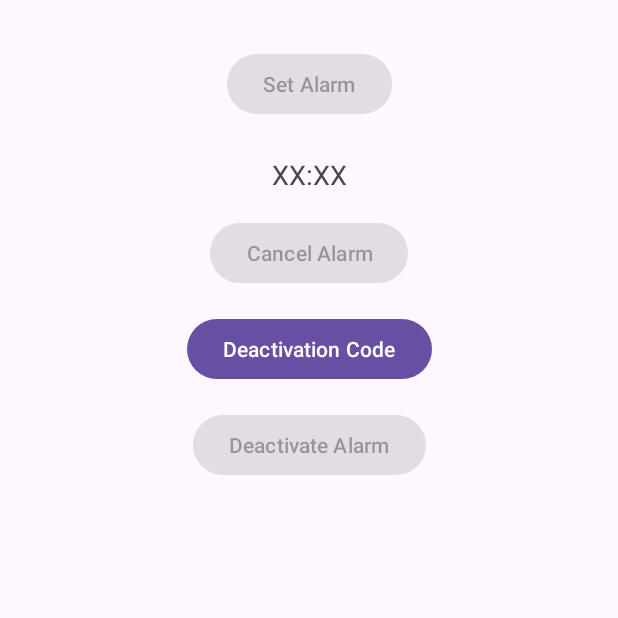
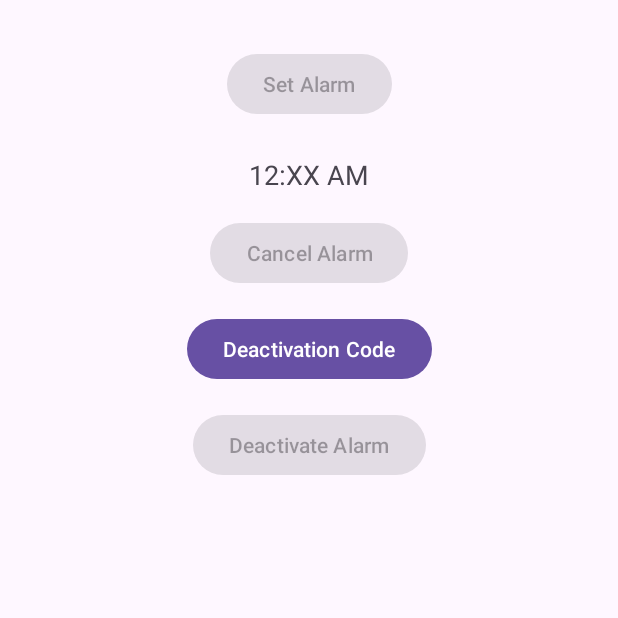
Before and after one commit to Pseudophobi4/getmeup-android, an Android app: the screen it shows after launch (MainActivity), on a phone screen of 412 x 824 dp, the top half of it. Run offline under Robolectric (Android 15) with nearby library versions, the phone set to English and light mode, and no system bars; 1 statement that could not run was skipped.

Commit message:
Fixed time formatting

```diff
--- a/GetMeUp/app/src/main/java/com/example/getmeup/MainActivity.kt
+++ b/GetMeUp/app/src/main/java/com/example/getmeup/MainActivity.kt
@@ -14,6 +14,7 @@ import androidx.activity.result.ActivityResultLauncher
 import androidx.activity.result.contract.ActivityResultContracts
 import androidx.appcompat.app.AppCompatActivity
 import androidx.localbroadcastmanager.content.LocalBroadcastManager
+import java.util.Locale
 
 class MainActivity : AppCompatActivity() {
 
@@ -52,8 +53,9 @@ class MainActivity : AppCompatActivity() {
         tvAlarmTime = findViewById(R.id.tv_alarm_time)
 
         val sharedPreferences = getSharedPreferences("alarm_prefs", Context.MODE_PRIVATE)
-        val savedTime = sharedPreferences.getString("alarm_time", "XX:XX")
-        tvAlarmTime.text = savedTime
+        val savedTime = sharedPreferences.getString("alarm_time", "OFF")
+        val militaryTime = savedTime ?: "OFF"
+        tvAlarmTime.text = convertMilitaryTimeTo12HourFormat(militaryTime)
 
         // Check if alarm_code is present
         val alarmCode = sharedPreferences.getString("alarm_code", null)
@@ -69,7 +71,7 @@ class MainActivity : AppCompatActivity() {
         setAlarmLauncher = registerForActivityResult(ActivityResultContracts.StartActivityForResult()) { result ->
             if (result.resultCode == RESULT_OK) {
                 val alarmTime = result.data?.getStringExtra("alarm_time")
-                tvAlarmTime.text = alarmTime ?: "XX:XX"
+                tvAlarmTime.text = alarmTime ?: "OFF"
 
                 with(sharedPreferences.edit()) {
                     putString("alarm_time", alarmTime)
@@ -87,7 +89,7 @@ class MainActivity : AppCompatActivity() {
         // Set OnClickListener for Cancel Alarm button
         btnCancelAlarm.setOnClickListener {
             cancelAlarm()
-            tvAlarmTime.text = "XX:XX"
+            tvAlarmTime.text = "OFF"
             enableAllButtons() // Enable buttons when the alarm is canceled
             updateAlarmStateInPreferences(sharedPreferences, false) // Update state to inactive
         }
@@ -123,6 +125,10 @@ class MainActivity : AppCompatActivity() {
         } else {
             updateButtonState(sharedPreferences)
         }
+
+        // Update the displayed alarm time in 12-hour format
+        val savedTime = sharedPreferences.getString("alarm_time", "XX:XX") ?: "XX:XX"
+        tvAlarmTime.text = convertMilitaryTimeTo12HourFormat(savedTime)
     }
 
     override fun onPause() {
@@ -178,4 +184,24 @@ class MainActivity : AppCompatActivity() {
             apply()
         }
     }
+
+    private fun convertMilitaryTimeTo12HourFormat(militaryTime: String): String {
+        // Check if the time is "OFF" and return it unchanged
+        if (militaryTime == "OFF") {
+            return militaryTime
+        }
+
+        val parts = militaryTime.split(":")
+        if (parts.size != 2) {
+            return militaryTime // Return the original time if the format is incorrect
+        }
+
+        val hour = parts[0].toInt()
+        val minute = parts[1]
+        val amPm = if (hour >= 12) "PM" else "AM"
+        val formattedHour = if (hour % 12 == 0) 12 else hour % 12
+
+        // Specify Locale for formatting
+        return String.format(Locale.getDefault(), "%02d:%s %s", formattedHour, minute, amPm)
+    }
 }
--- a/GetMeUp/app/src/main/res/layout/activity_main.xml
+++ b/GetMeUp/app/src/main/res/layout/activity_main.xml
@@ -22,7 +22,7 @@
         android:id="@+id/tv_alarm_time"
         android:layout_width="wrap_content"
         android:layout_height="wrap_content"
-        android:text="XX:XX"
+        android:text="OFF"
         android:textSize="18sp"
         android:layout_marginTop="24dp"
         app:layout_constraintTop_toBottomOf="@id/btn_set_alarm"
```
